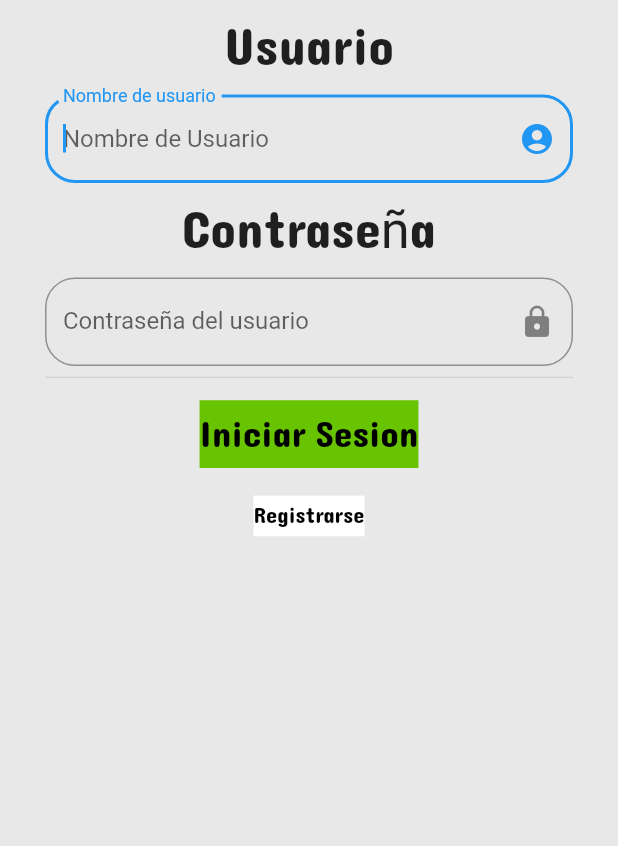
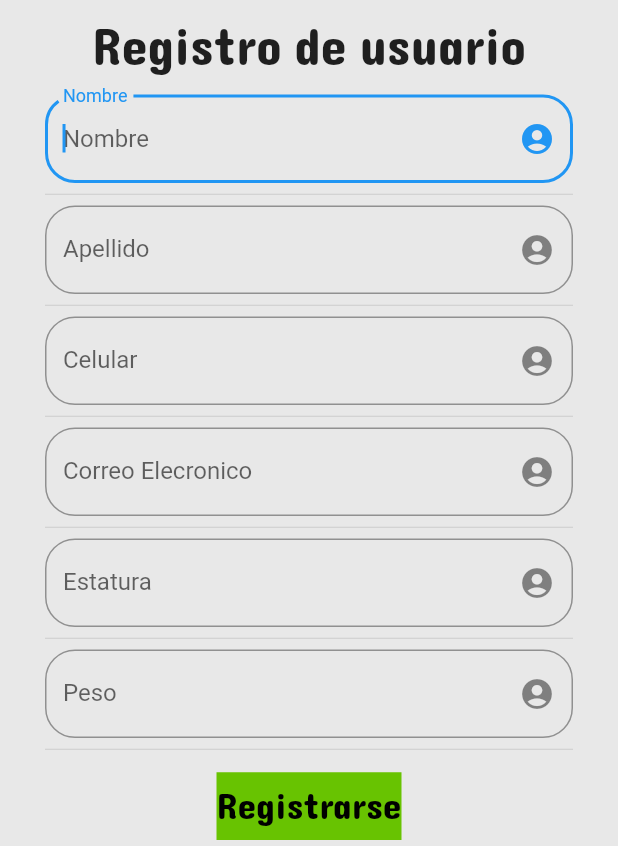
Before and after one commit to JCMorales234/ProyectoWWW, a Flutter app: the screen it shows after launch, after a tap on "Registrarse", on a phone screen of 412 x 824 dp, the part 390-1236 px from its top. Run offline on Flutter 3.47's test engine with Material 2 defaults, Android fonts, the phone set to English and light mode, and no system bars.

Commit message:
Se añade la ventana de registro

```diff
--- a/lib/src/login.dart
+++ b/lib/src/login.dart
@@ -1,6 +1,7 @@
 import 'dart:async';
 
 import 'package:flutter/material.dart';
+import 'package:salufit/src/sign_up.dart';
 
 class Mylogin extends StatefulWidget {
   const Mylogin({super.key});
@@ -10,9 +11,7 @@ class Mylogin extends StatefulWidget {
 }
 
 class _MyloginState extends State<Mylogin> {
-
   @override
-
   String Nombre_usuario = "";
   String Password_usuario = "";
 
@@ -20,11 +19,8 @@ class _MyloginState extends State<Mylogin> {
     return Scaffold(
       backgroundColor: Color.fromARGB(255, 232, 232, 232),
       body: ListView(
-        padding: EdgeInsets.symmetric(
-          horizontal: 30.0,
-          vertical: 60.0
-        ),
-        children: <Widget> [
+        padding: EdgeInsets.symmetric(horizontal: 30.0, vertical: 60.0),
+        children: <Widget>[
           Column(
             mainAxisAlignment: MainAxisAlignment.center,
             children: [
@@ -38,8 +34,7 @@ class _MyloginState extends State<Mylogin> {
                 style: TextStyle(
                     fontFamily: 'Dangrek-Regular',
                     fontSize: 35.0,
-                  color: Color.fromARGB(221, 0, 0, 0)
-                ),
+                    color: Color.fromARGB(221, 0, 0, 0)),
               ),
               TextField(
                   enableInteractiveSelection: false,
@@ -47,24 +42,19 @@ class _MyloginState extends State<Mylogin> {
                   decoration: InputDecoration(
                     hintText: 'Nombre de Usuario',
                     labelText: 'Nombre de usuario',
-                  suffixIcon: Icon(
-                    Icons.account_circle
+                    suffixIcon: Icon(Icons.account_circle),
+                    border: OutlineInputBorder(
+                        borderRadius: BorderRadius.circular(20.0)),
                   ),
-                  border: OutlineInputBorder(
-                    borderRadius: BorderRadius.circular(20.0)
-                  ),
-                ),
-                onSubmitted: (valor){
+                  onSubmitted: (valor) {
                     Nombre_usuario = valor;
-                }
-              ),
+                  }),
               Text(
                 'Contraseña',
                 style: TextStyle(
                     fontFamily: 'Dangrek-Regular',
                     fontSize: 35.0,
-                  color: Color.fromARGB(221, 0, 0, 0)
-                ),
+                    color: Color.fromARGB(221, 0, 0, 0)),
               ),
               TextField(
                 enableInteractiveSelection: false,
@@ -72,14 +62,11 @@ class _MyloginState extends State<Mylogin> {
                 decoration: InputDecoration(
                   hintText: 'Contraseña del usuario',
                   labelText: 'Contraseña del usuario',
-                  suffixIcon: Icon(
-                    Icons.lock
+                  suffixIcon: Icon(Icons.lock),
+                  border: OutlineInputBorder(
+                      borderRadius: BorderRadius.circular(20.0)),
                 ),
-                  border: OutlineInputBorder(
-                    borderRadius: BorderRadius.circular(20.0)
-                  ),
-                ),
-                onSubmitted: (valor){
+                onSubmitted: (valor) {
                   Password_usuario = valor;
                 },
               ),
@@ -90,37 +77,35 @@ class _MyloginState extends State<Mylogin> {
                 child: TextButton(
 
                     // aqui se hace la funiconalidad del boton
-                  onPressed: (){
-                    print('El usuario es $Nombre_usuario y la contraseña es $Password_usuario');
+                    onPressed: () {
+                      print(
+                          'El usuario es $Nombre_usuario y la contraseña es $Password_usuario');
                     },
                     child: Text('Iniciar Sesion',
                         style: TextStyle(
                             fontSize: 25.0,
                             color: Color.fromARGB(255, 0, 0, 0),
                             backgroundColor: Color.fromARGB(255, 104, 195, 1),
-                    fontFamily: 'Dangrek-Regular'
-
-                  )
-                  )
-                ),
+                            fontFamily: 'Dangrek-Regular'))),
               ),
               SizedBox(
                 child: TextButton(
 
                     // aqui se hace la funiconalidad del boton
-                  onPressed: (){
-                    print('cuando se implementa enviara el usuario al formulario para registrarse');
+                    onPressed: () {
+                      print(
+                          'cuando se implementa enviara el usuario al formulario para registrarse');
+                      final route = MaterialPageRoute(
+                        builder: (context) => SignUp(),
+                      );
+                      Navigator.push(context, route);
                     },
                     child: Text('Registrarse',
                         style: TextStyle(
                             fontSize: 15.0,
                             color: Color.fromARGB(255, 0, 0, 0),
                             backgroundColor: Color.fromARGB(255, 255, 255, 255),
-                    fontFamily: 'Dangrek-Regular'
-
-                  )
-                  )
-                ),
+                            fontFamily: 'Dangrek-Regular'))),
               ),
             ],
           )
--- /dev/null
+++ b/lib/src/sign_up.dart
@@ -0,0 +1,161 @@
+import 'package:flutter/material.dart';
+import 'package:flutter/src/widgets/container.dart';
+import 'package:flutter/src/widgets/framework.dart';
+import 'package:salufit/src/login.dart';
+
+class SignUp extends StatefulWidget {
+  const SignUp({super.key});
+
+  @override
+  State<SignUp> createState() => _SignUpState();
+}
+
+class _SignUpState extends State<SignUp> {
+  @override
+  Widget build(BuildContext context) {
+    return Scaffold(
+      backgroundColor: Color.fromARGB(255, 232, 232, 232),
+      body: ListView(
+        padding: EdgeInsets.symmetric(horizontal: 30.0, vertical: 60.0),
+        children: <Widget>[
+          Column(
+            mainAxisAlignment: MainAxisAlignment.center,
+            children: [
+              CircleAvatar(
+                radius: 100.0,
+                backgroundColor: Color.fromARGB(255, 255, 255, 255),
+                backgroundImage: AssetImage('images/Logoapp.jpg'),
+              ),
+              Text(
+                'Registro de usuario',
+                style: TextStyle(
+                    fontFamily: 'Dangrek-Regular',
+                    fontSize: 35.0,
+                    color: Color.fromARGB(221, 0, 0, 0)),
+              ),
+              TextField(
+                  enableInteractiveSelection: false,
+                  autofocus: true,
+                  decoration: InputDecoration(
+                    hintText: 'Nombre',
+                    labelText: 'Nombre',
+                    suffixIcon: Icon(Icons.account_circle),
+                    border: OutlineInputBorder(
+                        borderRadius: BorderRadius.circular(20.0)),
+                  ),
+                  onSubmitted: (valor) {}),
+              Divider(
+                height: 15.0,
+              ),
+              TextField(
+                  enableInteractiveSelection: false,
+                  autofocus: true,
+                  decoration: InputDecoration(
+                    hintText: 'Apellido',
+                    labelText: 'Apellido',
+                    suffixIcon: Icon(Icons.account_circle),
+                    border: OutlineInputBorder(
+                        borderRadius: BorderRadius.circular(20.0)),
+                  ),
+                  onSubmitted: (valor) {}),
+              Divider(
+                height: 15.0,
+              ),
+              TextField(
+                  enableInteractiveSelection: false,
+                  autofocus: true,
+                  keyboardType: TextInputType.number,
+                  decoration: InputDecoration(
+                    hintText: 'Celular',
+                    labelText: 'Celular',
+                    suffixIcon: Icon(Icons.account_circle),
+                    border: OutlineInputBorder(
+                        borderRadius: BorderRadius.circular(20.0)),
+                  ),
+                  onSubmitted: (valor) {}),
+              Divider(
+                height: 15.0,
+              ),
+              TextField(
+                  enableInteractiveSelection: false,
+                  autofocus: true,
+                  decoration: InputDecoration(
+                    hintText: 'Correo Electronico',
+                    labelText: 'Correo Elecronico',
+                    suffixIcon: Icon(Icons.account_circle),
+                    border: OutlineInputBorder(
+                        borderRadius: BorderRadius.circular(20.0)),
+                  ),
+                  onSubmitted: (valor) {}),
+              Divider(
+                height: 15.0,
+              ),
+              TextField(
+                  enableInteractiveSelection: false,
+                  autofocus: true,
+                  keyboardType: TextInputType.number,
+                  decoration: InputDecoration(
+                    hintText: 'Estatura',
+                    labelText: 'Estatura',
+                    suffixIcon: Icon(Icons.account_circle),
+                    border: OutlineInputBorder(
+                        borderRadius: BorderRadius.circular(20.0)),
+                  ),
+                  onSubmitted: (valor) {}),
+              Divider(
+                height: 15.0,
+              ),
+              TextField(
+                  enableInteractiveSelection: false,
+                  autofocus: true,
+                  keyboardType: TextInputType.number,
+                  decoration: InputDecoration(
+                    hintText: 'Peso',
+                    labelText: 'Peso',
+                    suffixIcon: Icon(Icons.account_circle),
+                    border: OutlineInputBorder(
+                        borderRadius: BorderRadius.circular(20.0)),
+                  ),
+                  onSubmitted: (valor) {}),
+              Divider(
+                height: 15.0,
+              ),
+              SizedBox(
+                child: TextButton(
+
+                    // aqui se hace la funiconalidad del boton
+                    onPressed: () {
+                      print('El usuario es  y la contraseña es ');
+                    },
+                    child: Text('Registrarse',
+                        style: TextStyle(
+                            fontSize: 25.0,
+                            color: Color.fromARGB(255, 0, 0, 0),
+                            backgroundColor: Color.fromARGB(255, 104, 195, 1),
+                            fontFamily: 'Dangrek-Regular'))),
+              ),
+              SizedBox(
+                child: TextButton(
+
+                    // aqui se hace la funiconalidad del boton
+                    onPressed: () {
+                      print(
+                          'cuando se implementa enviara el usuario al formulario para registrarse');
+                      final route =
+                          MaterialPageRoute(builder: (context) => Mylogin());
+                      Navigator.push(context, route);
+                    },
+                    child: Text('Volver al login',
+                        style: TextStyle(
+                            fontSize: 15.0,
+                            color: Color.fromARGB(255, 0, 0, 0),
+                            backgroundColor: Color.fromARGB(255, 255, 255, 255),
+                            fontFamily: 'Dangrek-Regular'))),
+              ),
+            ],
+          )
+        ],
+      ),
+    );
+  }
+}
```
Also changed, not shown: 1 other file. Lines whose indentation alone changed are shown as unchanged.
